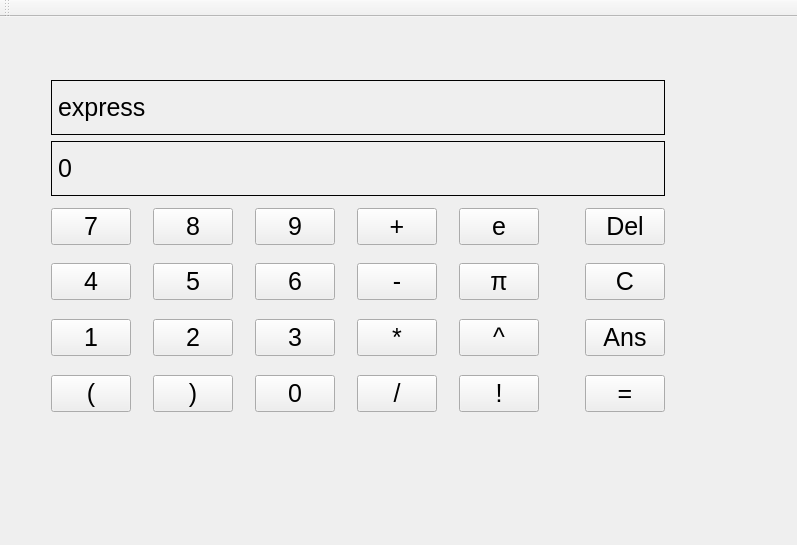
Above: mainwindow.ui from zhijuyingfeng/calculator before the change. Below: the same form after it.
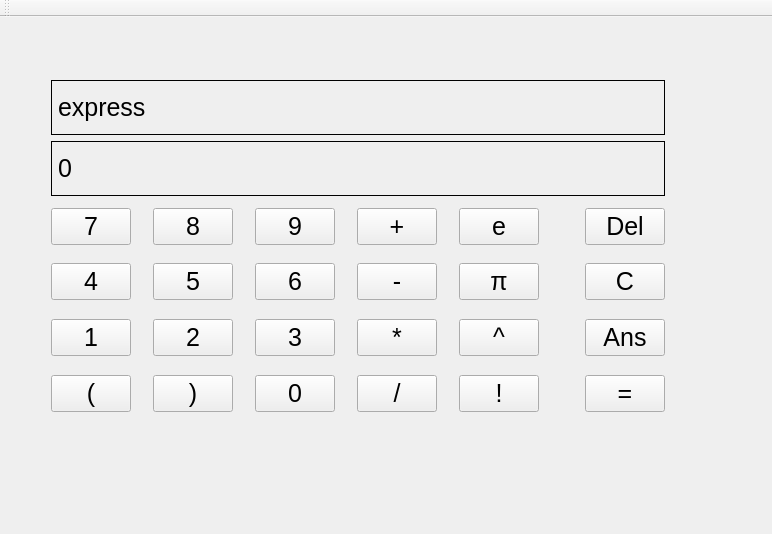
That is the form after the change.

Diff of the .ui file:
```diff
--- a/mainwindow.ui
+++ b/mainwindow.ui
@@ -6,10 +6,16 @@
    <rect>
     <x>0</x>
     <y>0</y>
-    <width>797</width>
-    <height>545</height>
+    <width>772</width>
+    <height>534</height>
    </rect>
   </property>
+  <property name="sizePolicy">
+   <sizepolicy hsizetype="Fixed" vsizetype="Fixed">
+    <horstretch>0</horstretch>
+    <verstretch>0</verstretch>
+   </sizepolicy>
+  </property>
   <property name="font">
    <font>
     <pointsize>19</pointsize>
```
Left out of the diff: 2 changed lines with no effect on the pictures.
